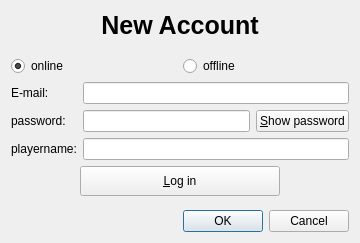
Qt form Kaminec/UI/accountdialog.ui (kaniol-lck/Kaminec) before a commit.
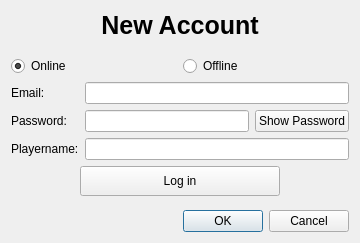
The same form after that commit.

```diff
--- a/Kaminec/UI/accountdialog.ui
+++ b/Kaminec/UI/accountdialog.ui
@@ -56,7 +56,7 @@
      <item>
       <widget class="QRadioButton" name="online_rb">
        <property name="text">
-        <string>online</string>
+        <string>Online</string>
        </property>
        <property name="checked">
         <bool>true</bool>
@@ -66,7 +66,7 @@
      <item>
       <widget class="QRadioButton" name="offline_rb">
        <property name="text">
-        <string>offline</string>
+        <string>Offline</string>
        </property>
        <property name="checked">
         <bool>false</bool>
@@ -92,7 +92,7 @@
         </size>
        </property>
        <property name="text">
-        <string>E-mail:</string>
+        <string>Email:</string>
        </property>
        <property name="buddy">
         <cstring>email_le</cstring>
@@ -105,7 +105,7 @@
      <item row="2" column="0">
       <widget class="QLabel" name="password_label">
        <property name="text">
-        <string>password:</string>
+        <string>Password:</string>
        </property>
        <property name="buddy">
         <cstring>password_le</cstring>
@@ -120,7 +120,7 @@
        <item>
         <widget class="QPushButton" name="showPassword_pb">
          <property name="text">
-          <string>&amp;Show password</string>
+          <string>Show Password</string>
          </property>
          <property name="checkable">
           <bool>true</bool>
@@ -144,7 +144,7 @@
         </size>
        </property>
        <property name="text">
-        <string>playername:</string>
+        <string>Playername:</string>
        </property>
        <property name="buddy">
         <cstring>playername_le</cstring>
@@ -186,7 +186,7 @@
         </size>
        </property>
        <property name="text">
-        <string>&amp;Log in</string>
+        <string>Log in</string>
        </property>
       </widget>
      </item>
```
Left out of the diff: 2 changed lines with no effect on the pictures.
